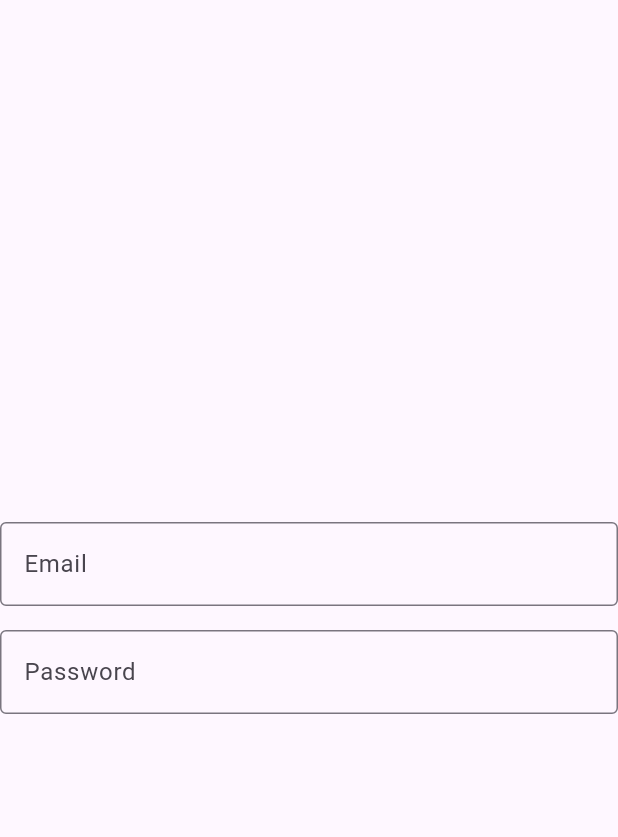
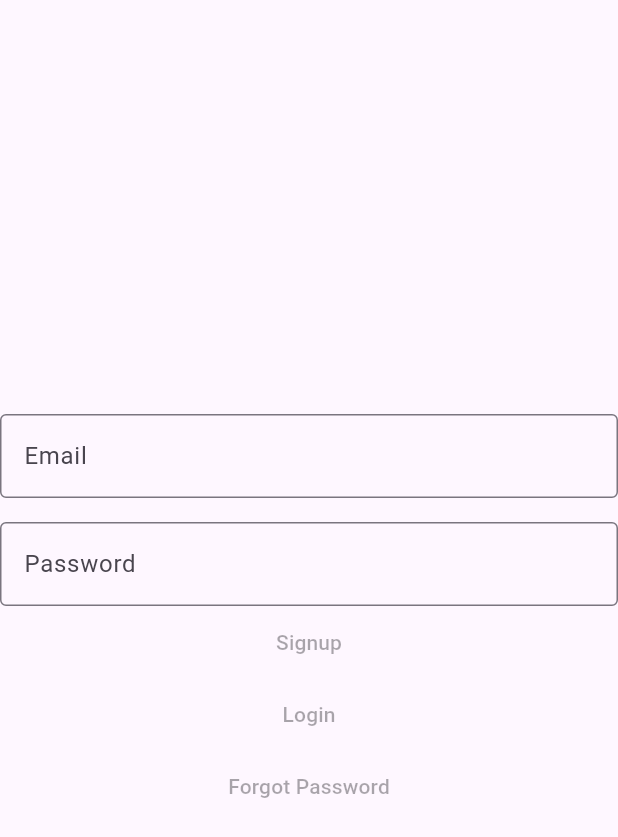
Before and after one commit to Dk22222233/auth-flow, a Flutter app: the LoginScreen widget shown alone on an empty page, opened directly, on a phone screen of 412 x 824 dp. Shown: the top 837 px of the screen. Run offline on Flutter 3.47's test engine with Material 3 defaults, Android fonts, the phone set to English and light mode, and no system bars; our stand-ins replace flutter_riverpod, supabase_flutter; accounts and stored records are empty.

Commit message:
auth_flow class created and callbacks for conditional redering installed

```diff
--- a/lib/auth/core/auth_result.dart
+++ b/lib/auth/core/auth_result.dart
@@ -11,5 +11,5 @@ class AuthResult {
   factory AuthResult.failure(AuthError error) {
     return AuthResult(error: error);
   }
-  bool get inSuccess => error == null;
+  bool get isSuccess => error == null;
 }
--- /dev/null
+++ b/lib/auth/navigation/auth_flow.dart
@@ -0,0 +1,27 @@
+import 'package:easy_auth_module/auth/ui/login/login_screen.dart';
+import 'package:easy_auth_module/auth/ui/signup/signup_screen.dart';
+import 'package:flutter/widgets.dart';
+import 'package:flutter_riverpod/flutter_riverpod.dart';
+
+enum _AuthRoutes { login, signup, forgotPassword }
+
+class AuthFlow extends ConsumerStatefulWidget {
+  const AuthFlow({super.key});
+  @override
+  ConsumerState<AuthFlow> createState() => _AuthFlowState();
+}
+
+class _AuthFlowState extends ConsumerState<AuthFlow> {
+  _AuthRoutes _route = _AuthRoutes.login;
+  @override
+  Widget build(BuildContext context) {
+    return switch (_route) {
+      _AuthRoutes.login => LoginScreen(
+        onSignupTap: () => setState(() => _route = _AuthRoutes.signup),
+      ),
+      _AuthRoutes.signup => SignupScreen(
+        onLogin: () => setState(() => _route = _AuthRoutes.login),
+      ),
+    };
+  }
+}
--- a/lib/auth/state/auth_controller.dart
+++ b/lib/auth/state/auth_controller.dart
@@ -17,7 +17,7 @@ class AuthController extends Notifier<AuthState> {
     state = AuthState(status: AuthStatus.loading);
 
     final result = await _authService.login(request);
-    if (result.inSuccess) {
+    if (result.isSuccess) {
       state = AuthState(status: AuthStatus.authenticated, user: result.user);
     } else {
       state = AuthState(status: AuthStatus.error, error: result.error);
@@ -27,7 +27,7 @@ class AuthController extends Notifier<AuthState> {
   Future<void> signup(SignupRequest request) async {
     state = AuthState(status: AuthStatus.loading);
     final result = await _authService.signup(request);
-    if (result.inSuccess) {
+    if (result.isSuccess) {
       state = AuthState(status: AuthStatus.authenticated, user: result.user);
     } else {
       state = AuthState(status: AuthStatus.error, error: result.error);
--- a/lib/auth/ui/forgot_password/forgot_password_screen.dart
+++ b/lib/auth/ui/forgot_password/forgot_password_screen.dart
@@ -0,0 +1 @@
+import 'package:flutter/material.dart';
--- a/lib/auth/ui/login/login_screen.dart
+++ b/lib/auth/ui/login/login_screen.dart
@@ -6,7 +6,15 @@ import 'package:flutter/material.dart';
 import 'package:easy_auth_module/auth/ui/widgets/auth_text_field.dart';
 
 class LoginScreen extends ConsumerStatefulWidget {
-  const LoginScreen({super.key});
+  final VoidCallback? onSignupTap;
+  final VoidCallback? onForgotPasswordTap;
+  final VoidCallback? onLogin;
+  const LoginScreen({
+    super.key,
+    this.onForgotPasswordTap,
+    this.onSignupTap,
+    this.onLogin,
+  });
 
   @override
   ConsumerState<LoginScreen> createState() => _LoginScreenState();
@@ -53,6 +61,15 @@ class _LoginScreenState extends ConsumerState<LoginScreen> {
                 controller: passwordController,
                 validator: AuthValidators.validatePassword,
               ),
+              TextButton(
+                onPressed: widget.onSignupTap,
+                child: const Text('Signup'),
+              ),
+              TextButton(onPressed: widget.onLogin, child: const Text('Login')),
+              TextButton(
+                onPressed: widget.onForgotPasswordTap,
+                child: const Text('Forgot Password'),
+              ),
             ],
           ),
         ),
```
Also changed, not shown: lib/auth/ui/signup/signup_screen.dart (+18 -1 lines), lib/auth/navigation/auth_guard.dart (deleted).
